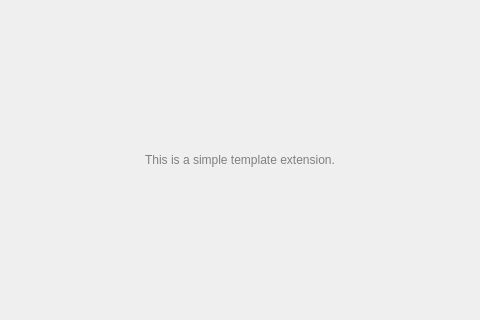
Above: src/plugins/ssh/configwidget.ui from idkCpp/albert before the change. Below: the same form after it.
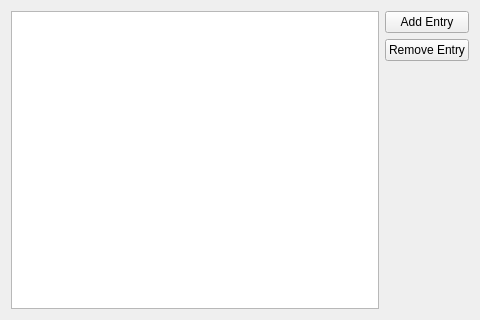
That is the form after the change.

```diff
--- a/src/plugins/ssh/configwidget.ui
+++ b/src/plugins/ssh/configwidget.ui
@@ -12,22 +12,23 @@
   </property>
   <layout class="QVBoxLayout">
    <item>
-    <spacer name="verticalSpacer_2">
-     <property name="orientation">
-      <enum>Qt::Vertical</enum>
-     </property>
-     <property name="sizeHint" stdset="0">
-      <size>
-       <width>20</width>
-       <height>40</height>
-      </size>
-     </property>
-    </spacer>
+    <layout class="QHBoxLayout" name="horizontalLayout">
+     <item>
+      <widget class="QListWidget" name="listWidget"/>
+     </item>
+     <item>
+      <layout class="QVBoxLayout" name="verticalLayout">
+       <item>
+        <widget class="QPushButton" name="add_btn">
+         <property name="text">
+          <string>Add Entry</string>
+         </property>
+        </widget>
    </item>
    <item>
-    <widget class="QLabel" name="label">
+        <widget class="QPushButton" name="del_btn">
      <property name="text">
-      <string>&lt;html&gt;&lt;head/&gt;&lt;body&gt;&lt;p align=&quot;center&quot;&gt;&lt;span style=&quot; color:#808080;&quot;&gt;This is a simple template extension.&lt;/span&gt;&lt;/p&gt;&lt;/body&gt;&lt;/html&gt;</string>
+          <string>Remove Entry</string>
      </property>
     </widget>
    </item>
@@ -43,6 +44,10 @@
       </size>
      </property>
     </spacer>
+       </item>
+      </layout>
+     </item>
+    </layout>
    </item>
   </layout>
  </widget>
```
Lines whose indentation alone changed are shown as unchanged.
